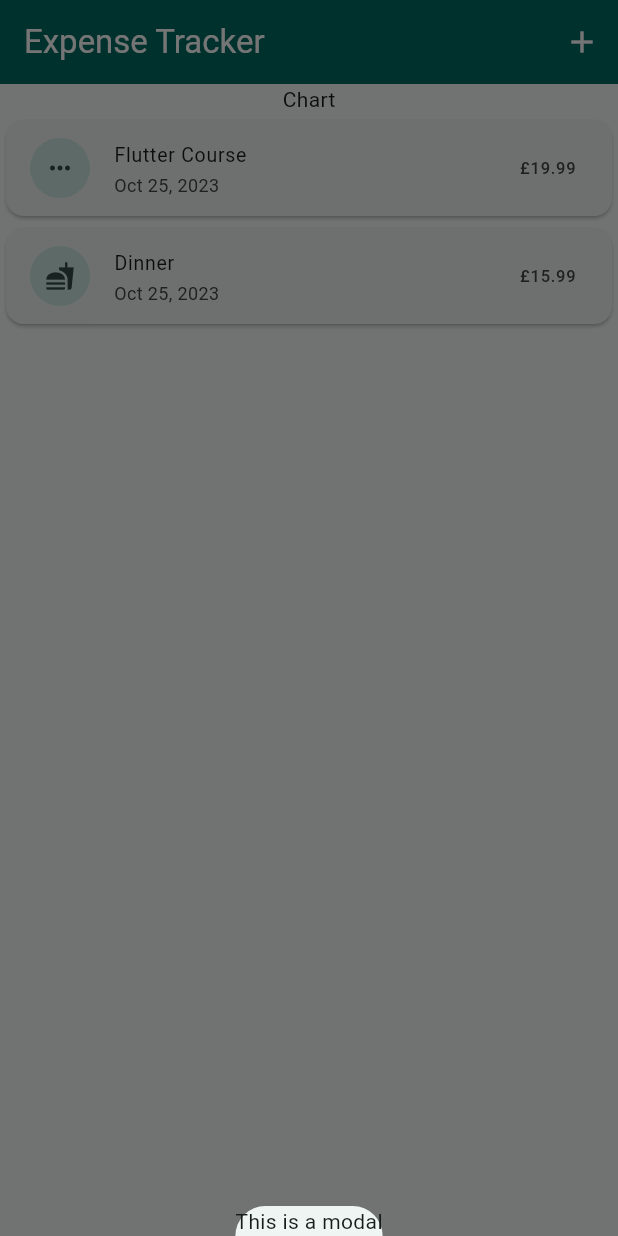
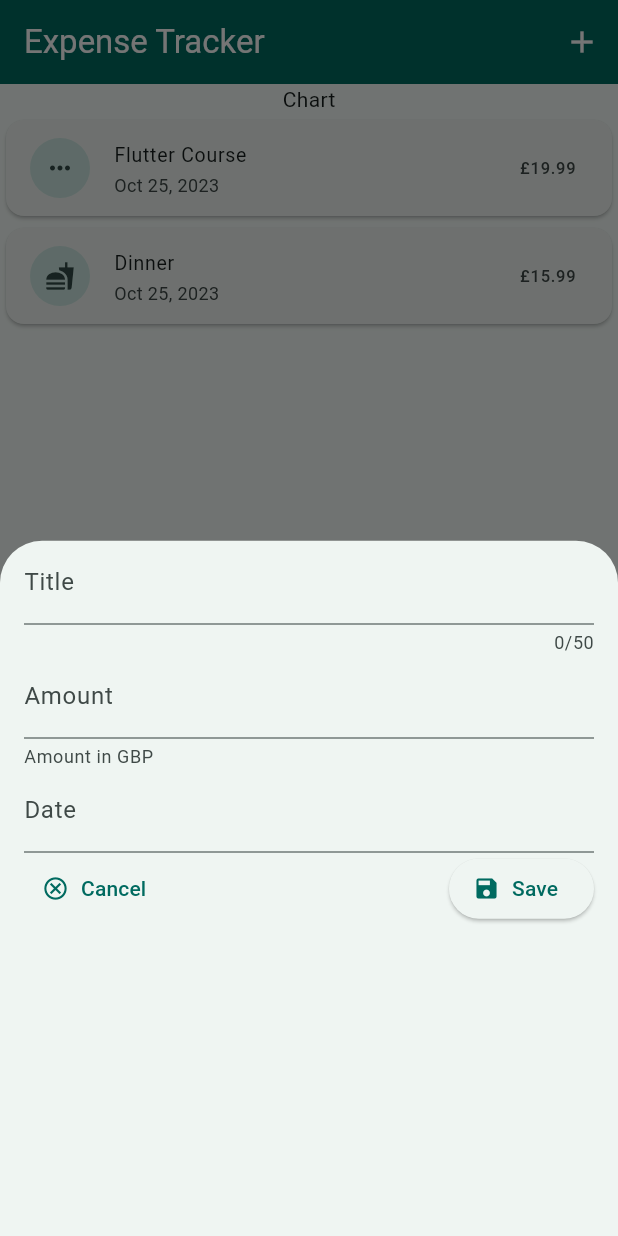
Before and after one commit to Moonbladez/flutter-expense-tracker, a Flutter app: the screen it shows after launch, after a tap on the "add" icon, on a phone screen of 412 x 824 dp. Run offline on Flutter 3.47's test engine with Material 2 defaults, Android fonts, the phone set to English and light mode, and no system bars.

Commit message:
added title and amount inputs to add new expense modal

```diff
--- a/lib/widgets/expenses_list/expenses_screen.dart
+++ b/lib/widgets/expenses_list/expenses_screen.dart
@@ -1,6 +1,7 @@
 import 'package:flutter/material.dart';
 import 'package:flutter_expense_tracker/models/expense.dart';
 import 'package:flutter_expense_tracker/widgets/expenses_list/expenses_list.dart';
+import 'package:flutter_expense_tracker/widgets/expenses_list/new_expense_modal.dart';
 
 class ExpensesScreen extends StatefulWidget {
   const ExpensesScreen({super.key});
@@ -28,7 +29,7 @@ class _ExpensesScreenState extends State<ExpensesScreen> {
   void _openAddExpenseModal() {
     showModalBottomSheet(
       context: context,
-      builder: (ctx) => const Text("This is a modal"),
+      builder: (ctx) => const NewExpenseModal(),
     );
   }
 
--- /dev/null
+++ b/lib/widgets/expenses_list/new_expense_modal.dart
@@ -0,0 +1,68 @@
+import 'package:flutter/material.dart';
+
+class NewExpenseModal extends StatefulWidget {
+  const NewExpenseModal({super.key});
+
+  @override
+  State<NewExpenseModal> createState() => _NewExpenseModalState();
+}
+
+class _NewExpenseModalState extends State<NewExpenseModal> {
+  final TextEditingController _titleController = TextEditingController();
+  final TextEditingController _amountController = TextEditingController();
+
+  @override
+  void dispose() {
+    _titleController.dispose();
+    _amountController.dispose();
+    super.dispose();
+  }
+
+  @override
+  Widget build(BuildContext context) {
+    return Padding(
+      padding: const EdgeInsets.only(left: 16, right: 16),
+      child: Column(
+        children: [
+          TextField(
+            decoration: const InputDecoration(labelText: "Title"),
+            maxLength: 50,
+            controller: _titleController,
+          ),
+          TextField(
+            decoration: const InputDecoration(
+                labelText: "Amount",
+                prefixText: "£ ",
+                helperText: "Amount in GBP"),
+            keyboardType: TextInputType.number,
+            controller: _amountController,
+          ),
+          const TextField(
+            decoration: InputDecoration(labelText: "Date"),
+            keyboardType: TextInputType.datetime,
+          ),
+          Row(
+            children: [
+              TextButton.icon(
+                onPressed: () {
+                  Navigator.of(context).pop();
+                },
+                label: const Text("Cancel"),
+                icon: const Icon(Icons.cancel_outlined),
+              ),
+              const Spacer(),
+              ElevatedButton.icon(
+                onPressed: () {
+                  print(_titleController.text);
+                  print(_amountController.text);
+                },
+                icon: const Icon(Icons.save),
+                label: const Text("Save"),
+              ),
+            ],
+          )
+        ],
+      ),
+    );
+  }
+}
```
